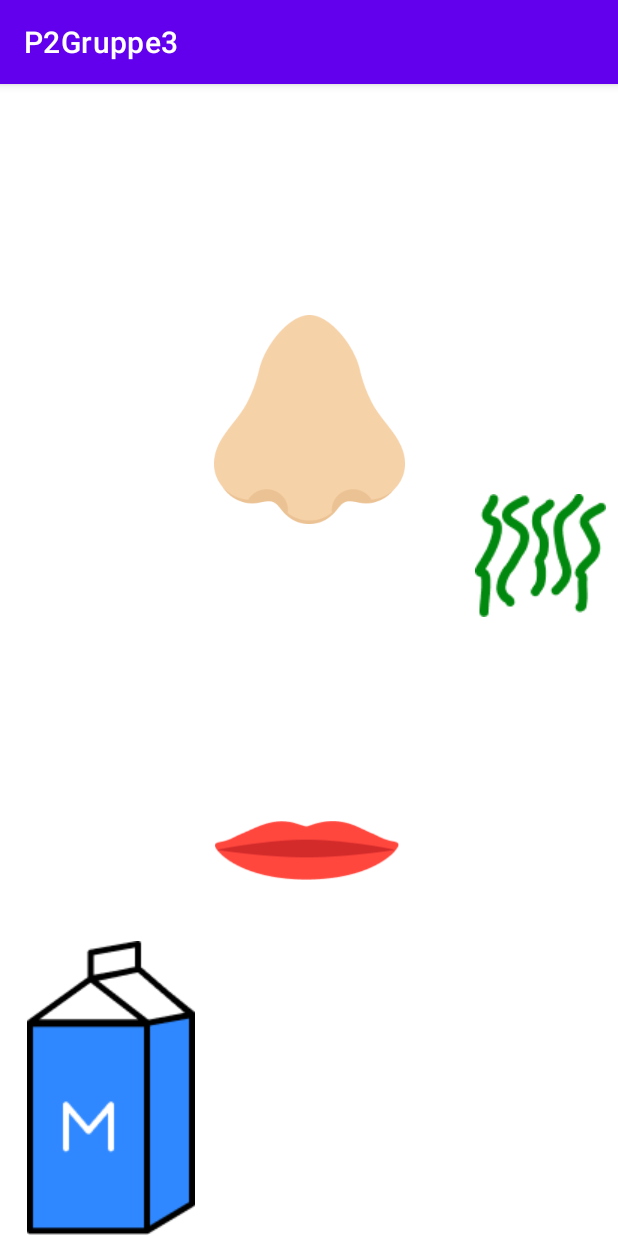
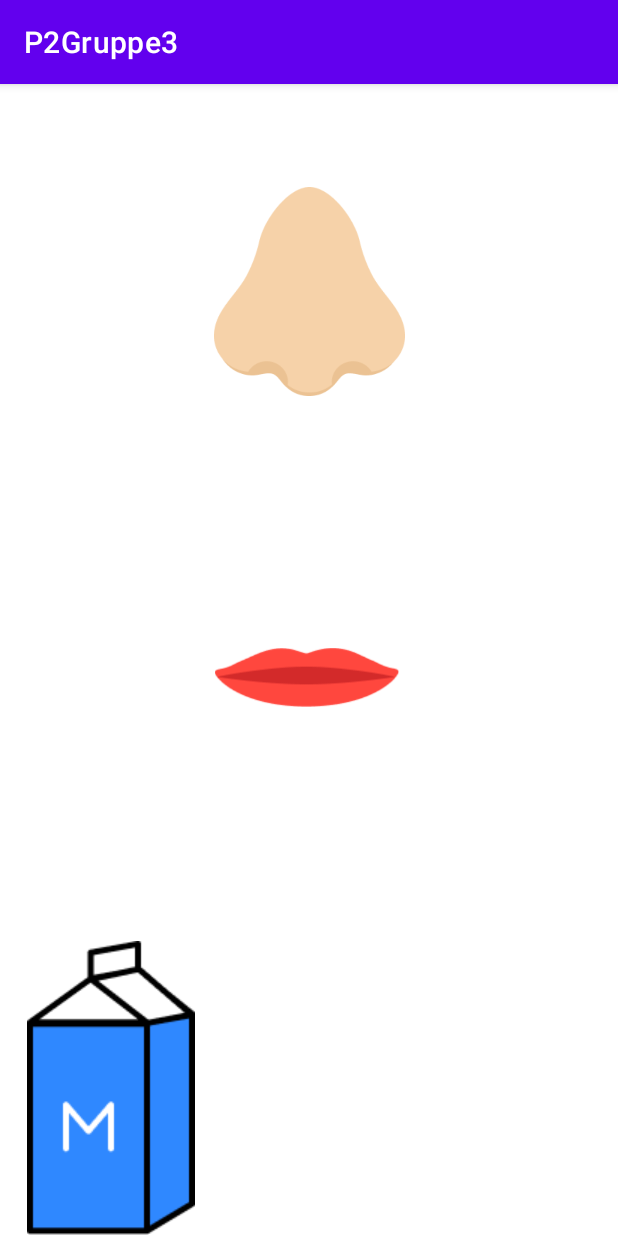
Before and after one commit to MishiMads/P2Gruppe3, an Android app: the MiniGame1 screen opened directly, with no data from a screen before it, on a phone screen of 412 x 824 dp. Run offline under Robolectric (Android 15) with nearby library versions, the phone set to English and light mode, and no system bars.

Commit message:
Minigame 1 redo

```diff
--- a/app/src/main/java/com/example/p2gruppe3/MainActivity.java
+++ b/app/src/main/java/com/example/p2gruppe3/MainActivity.java
@@ -30,7 +30,8 @@ public class MainActivity extends AppCompatActivity {
     private ImageButton Drag5;
 
     private float xDown = 0, yDown = 0;
-    private float xDelta = 0, yDelta = 0;
+
+
 
     private Button MG1;
 
--- a/app/src/main/java/com/example/p2gruppe3/MiniGame1.java
+++ b/app/src/main/java/com/example/p2gruppe3/MiniGame1.java
@@ -1,246 +1,268 @@
 package com.example.p2gruppe3;
 
+import androidx.appcompat.app.AlertDialog;
 import androidx.appcompat.app.AppCompatActivity;
 
+import android.annotation.SuppressLint;
+import android.content.Context;
+import android.content.DialogInterface;
+import android.content.Intent;
+import android.graphics.Rect;
 import android.media.Image;
 import android.os.Bundle;
+import android.view.MotionEvent;
 import android.view.View;
 import android.widget.Button;
 import android.widget.ImageButton;
 import android.widget.ImageView;
+import android.widget.Toast;
 
 public class MiniGame1 extends AppCompatActivity {
 
     private static ImageView goodMilk;
-    private static ImageView badMilk;
-private static ImageView neutralMouth;
-private static ImageView happyMouth;
-private static ImageView badMouth;
-private static ImageView bad;
-private static ImageView Stank;
-private static ImageView Stank2;
-private static ImageButton badMilkButton;
-private static ImageButton goodMilkButton;
-private static ImageButton badEggButton;
-private static ImageButton goodEggButton;
-private static ImageButton badMeatButton;
-private static ImageButton goodMeatButton;
+    private static ImageView neutralMouth;
+    private static ImageView happyMouth;
+    private static ImageView badMouth;
+    private static ImageView bad;
 
-private static Button nextButton;
-private int nextBtn = 0;
+    private static ImageButton goodMilkButton;
+    private static ImageButton badEggButton;
+    private static ImageButton goodEggButton;
+    private static ImageButton badMeatButton;
+    private static ImageButton goodMeatButton;
 
+    private ImageButton Trashcan;
+
+    private ImageButton MilkGlass;
+
+
+    private int nextBtn = 0;
+
+    private float xDown = 0, yDown = 0;
+
+    private ImageView Nose;
+
+    private ImageButton Bread;
+
+
+    @SuppressLint("MissingInflatedId")
     @Override
     protected void onCreate(Bundle savedInstanceState) {
         super.onCreate(savedInstanceState);
         setContentView(R.layout.activity_mini_game1);
 
-        goodMilk=(ImageView)findViewById(R.id.goodMilk);
-        goodMilkButtonClick();
+        goodMilk = (ImageView) findViewById(R.id.goodMilk);
+        //goodMilkButtonClick();
 
-        badMilk=(ImageView)findViewById(R.id.badMilk);
-        badMilkButtonClick();
 
-        bad=(ImageView)findViewById(R.id.bad);
+        bad = (ImageView) findViewById(R.id.bad);
         bad.setVisibility(View.INVISIBLE);
 
-        Stank=(ImageView)findViewById(R.id.Stank);
 
-        neutralMouth=(ImageView)findViewById(R.id.neutralMouth);
+        neutralMouth = (ImageView) findViewById(R.id.neutralMouth);
         neutralMouth.setVisibility(View.VISIBLE);
 
-        badMouth=(ImageView)findViewById(R.id.badMouth);
+        badMouth = (ImageView) findViewById(R.id.badMouth);
         badMouth.setVisibility(View.INVISIBLE);
 
-        happyMouth=(ImageView)findViewById(R.id.happyMouth);
+        happyMouth = (ImageView) findViewById(R.id.happyMouth);
         happyMouth.setVisibility(View.INVISIBLE);
 
-        nextButton=(Button)findViewById(R.id.nextButton);
-        nextButton.setVisibility(View.INVISIBLE);
-        nextButtonClick();
 
-        goodEggButton=(ImageButton)findViewById(R.id.goodEgg);
+        goodEggButton = (ImageButton) findViewById(R.id.goodEgg);
         goodEggButton.setVisibility(View.INVISIBLE);
-        goodEggButtonClick();
 
-        badEggButton=(ImageButton)findViewById(R.id.badEgg);
+
+        badEggButton = (ImageButton) findViewById(R.id.badEgg);
         badEggButton.setVisibility(View.INVISIBLE);
-        badEggButtonClick();
 
-        Stank2=(ImageView)findViewById(R.id.Stank2);
-        Stank2.setVisibility(View.INVISIBLE);
 
-        goodMeatButton=(ImageButton)findViewById(R.id.goodMeat);
+
+        goodMeatButton = (ImageButton) findViewById(R.id.goodMeat);
         goodMeatButton.setVisibility(View.INVISIBLE);
-        goodMeatButtonClick();
 
-        badMeatButton=(ImageButton)findViewById(R.id.badMeat);
+
+        badMeatButton = (ImageButton) findViewById(R.id.badMeat);
         badMeatButton.setVisibility(View.INVISIBLE);
-        badMeatButtonClick();
+
+
+        Nose = (ImageView) findViewById(R.id.goodNose);
+
+        Trashcan = (ImageButton) findViewById(R.id.Trash);
+        Trashcan.setVisibility(View.INVISIBLE);
+
+        MilkGlass = (ImageButton) findViewById(R.id.GlassMilk);
+        MilkGlass.setVisibility(View.INVISIBLE);
+
+        Bread = (ImageButton) findViewById(R.id.Toast);
+        Bread.setVisibility(View.INVISIBLE);
+
+        goodMilk.setOnTouchListener(new View.OnTouchListener() {
+            @Override
+            public boolean onTouch(View v, MotionEvent motionevent) {
+                switch (motionevent.getActionMasked()) {
+                    case MotionEvent.ACTION_DOWN:
+                        yDown = motionevent.getY();
+                        xDown = motionevent.getX();
+                        break;
+                    case MotionEvent.ACTION_MOVE:
+                        float xMoved, yMoved;
+                        xMoved = motionevent.getX();
+                        yMoved = motionevent.getY();
+
+                        float distanceX, distanceY;
+                        distanceX = xMoved - xDown;
+                        distanceY = yMoved - yDown;
+
+                        goodMilk.setX(goodMilk.getX() + distanceX);
+                        goodMilk.setY(goodMilk.getY() + distanceY);
+
+                        MilkColDetect();
+
+                }
+                return false;
+            }
+        });
+
+        goodEggButton.setOnTouchListener(new View.OnTouchListener() {
+            @Override
+            public boolean onTouch(View v, MotionEvent motionevent) {
+                switch (motionevent.getActionMasked()) {
+                    case MotionEvent.ACTION_DOWN:
+                        yDown = motionevent.getY();
+                        xDown = motionevent.getX();
+                        break;
+                    case MotionEvent.ACTION_MOVE:
+                        float xMoved, yMoved;
+                        xMoved = motionevent.getX();
+                        yMoved = motionevent.getY();
+
+                        float distanceX, distanceY;
+                        distanceX = xMoved - xDown;
+                        distanceY = yMoved - yDown;
+
+                        goodEggButton.setX(goodEggButton.getX() + distanceX);
+                        goodEggButton.setY(goodEggButton.getY() + distanceY);
+
+                        EggColDetect();
+
+                }
+                return false;
+            }
+        });
     }
 
-    public void badMilkButtonClick() {
+    private boolean MilkCollision() {
+        Rect stillRect = new Rect();
+        Nose.getHitRect(stillRect);
 
-        badMilkButton = (ImageButton) findViewById(R.id.badMilk);
+        Rect movingRect = new Rect();
+        goodMilk.getHitRect(movingRect);
 
-        badMilkButton.setOnClickListener(
-                new View.OnClickListener() {
-                    @Override
-                    public void onClick(View view) {
-                        bad.setVisibility(View.VISIBLE);
-                        neutralMouth.setVisibility(View.INVISIBLE);
-                        happyMouth.setVisibility(View.INVISIBLE);
-                        badMouth.setVisibility(View.VISIBLE);
-                        nextButton.setVisibility(View.INVISIBLE);
-                    }
-                }
-        );
-    }
-    public void goodMilkButtonClick() {
-
-            goodMilkButton = (ImageButton) findViewById(R.id.goodMilk);
-
-            goodMilkButton.setOnClickListener(
-                    new View.OnClickListener() {
-                        @Override
-                        public void onClick(View view) {
-                            MainActivity.PlantPoints+=3;
-                            bad.setVisibility(View.INVISIBLE);
-                            badMouth.setVisibility(View.INVISIBLE);
-                            neutralMouth.setVisibility(View.INVISIBLE);
-                            happyMouth.setVisibility(View.VISIBLE);
-                            nextButton.setVisibility(View.VISIBLE);
-                            badMilkButton.setVisibility(View.INVISIBLE);
-                            Stank.setVisibility(View.INVISIBLE);
-
-                        }
-                    }
-            );
+        return movingRect.intersect(stillRect);
     }
 
-    public void badEggButtonClick() {
+    private boolean MilkColDetect() {
 
-        badEggButton = (ImageButton) findViewById(R.id.badEgg);
+        if (MilkCollision()) {
+            BadNose();
+            Trashcan.setVisibility(View.VISIBLE);
+            MilkGlass.setVisibility(View.VISIBLE);
+            Trashcan.setOnClickListener(new View.OnClickListener() {
+                @Override
+                public void onClick(View v) {
+                    MainActivity.PlantPoints += 3;
+                    goodMilk.setVisibility(View.GONE);
+                    Eggside();
+                }
+            });
+            MilkGlass.setOnClickListener(new View.OnClickListener() {
+                @Override
+                public void onClick(View v) {
+                    AlertDialog.Builder builder = new AlertDialog.Builder(MiniGame1.this);
 
-        badEggButton.setOnClickListener(
-                new View.OnClickListener() {
-                    @Override
-                    public void onClick(View view) {
+                    builder.setCancelable(true);
+                    builder.setTitle("Wrong");
+                    builder.setMessage("You shouldn´t drink milk if it smells weird");
 
-                        bad.setVisibility(View.VISIBLE);
-                        neutralMouth.setVisibility(View.INVISIBLE);
-                        happyMouth.setVisibility(View.INVISIBLE);
-                        badMouth.setVisibility(View.VISIBLE);
-                        nextButton.setVisibility(View.INVISIBLE);
-                    }
+                    builder.setNegativeButton("try again", new DialogInterface.OnClickListener() {
+                        @Override
+                        public void onClick(DialogInterface dialogInterface, int i) {
+                            dialogInterface.cancel();
+                        }
+                    });
+                    builder.setPositiveButton("Go to catalog", new DialogInterface.OnClickListener() {
+                        @Override
+                        public void onClick(DialogInterface dialog, int which) {
+                            OpenCatalog();
+                        }
+                    });
+
+                    builder.show();
                 }
-        );
+            });
+        } else {
+            NeutralNose();
+            Trashcan.setVisibility(View.INVISIBLE);
+            MilkGlass.setVisibility(View.INVISIBLE);
+        }
+
+        return MilkCollision();
     }
 
-    public void goodEggButtonClick() {
+    private boolean EggCollision() {
+        Rect stillRect = new Rect();
+        Nose.getHitRect(stillRect);
 
-        goodEggButton = (ImageButton) findViewById(R.id.goodEgg);
+        Rect movingRect = new Rect();
+        goodEggButton.getHitRect(movingRect);
 
-        goodEggButton.setOnClickListener(
-                new View.OnClickListener() {
-                    @Override
-                    public void onClick(View view) {
-                        MainActivity.PlantPoints+=3;
-                        bad.setVisibility(View.INVISIBLE);
-                        neutralMouth.setVisibility(View.INVISIBLE);
-                        happyMouth.setVisibility(View.VISIBLE);
-                        badMouth.setVisibility(View.INVISIBLE);
-                        nextButton.setVisibility(View.VISIBLE);
-                        badEggButton.setVisibility(View.INVISIBLE);
-                        Stank2.setVisibility(View.INVISIBLE);
-                    }
-                }
-        );
+        return stillRect.intersect(movingRect);
     }
 
-    public void badMeatButtonClick() {
-
-        badMeatButton = (ImageButton) findViewById(R.id.badMeat);
-
-        badMeatButton.setOnClickListener(
-                new View.OnClickListener() {
-                    @Override
-                    public void onClick(View view) {
-
-                        bad.setVisibility(View.VISIBLE);
-                        neutralMouth.setVisibility(View.INVISIBLE);
-                        happyMouth.setVisibility(View.INVISIBLE);
-                        badMouth.setVisibility(View.VISIBLE);
-                        nextButton.setVisibility(View.INVISIBLE);
-                    }
-                }
-        );
+    private boolean EggColDetect() {
+        if (EggCollision()) {
+            GoodNose();
+            Trashcan.setVisibility(View.VISIBLE);
+            Bread.setVisibility(View.VISIBLE);
+        } else {
+            NeutralNose();
+        }
+        return EggCollision();
     }
 
-    public void goodMeatButtonClick() {
-
-        goodMeatButton = (ImageButton) findViewById(R.id.goodMeat);
-
-        goodMeatButton.setOnClickListener(
-                new View.OnClickListener() {
-                    @Override
-                    public void onClick(View view) {
-                        MainActivity.PlantPoints+= 3;
-                        bad.setVisibility(View.INVISIBLE);
-                        neutralMouth.setVisibility(View.INVISIBLE);
-                        happyMouth.setVisibility(View.VISIBLE);
-                        badMouth.setVisibility(View.INVISIBLE);
-                        nextButton.setVisibility(View.VISIBLE);
-                        badMeatButton.setVisibility(View.INVISIBLE);
-                        Stank2.setVisibility(View.INVISIBLE);
-                    }
-                }
-        );
+    public void OpenCatalog() {
+        Intent intent = new Intent(this, Catalog.class);
+        startActivity(intent);
     }
 
-    public void nextButtonClick() {
-        nextButton = (Button) findViewById(R.id.nextButton);
-        nextButton.setOnClickListener(
-                new View.OnClickListener() {
-                    @Override
-                    public void onClick(View view) {
+    public void BadNose() {
+        bad.setVisibility(View.VISIBLE);
+        badMouth.setVisibility(View.VISIBLE);
+        neutralMouth.setVisibility(View.INVISIBLE);
+        happyMouth.setVisibility(View.INVISIBLE);
+    }
 
-                        nextBtn++;
+    public void GoodNose() {
+        bad.setVisibility(View.INVISIBLE);
+        badMouth.setVisibility(View.INVISIBLE);
+        neutralMouth.setVisibility(View.INVISIBLE);
+        happyMouth.setVisibility(View.VISIBLE);
+    }
 
-                        if(nextBtn == 1) {
-                            neutralMouth.setVisibility(View.VISIBLE);
-                            bad.setVisibility(View.INVISIBLE);
-                            happyMouth.setVisibility(View.INVISIBLE);
-                            goodMilk.setVisibility(View.INVISIBLE);
-                            badMilk.setVisibility(View.INVISIBLE);
-                            nextButton.setVisibility(View.INVISIBLE);
-                            badEggButton.setVisibility(View.VISIBLE);
-                            goodEggButton.setVisibility(View.VISIBLE);
-                            Stank2.setVisibility(View.VISIBLE);
-                            Stank.setVisibility(View.INVISIBLE);
-                        }
+    public void NeutralNose() {
+        bad.setVisibility(View.INVISIBLE);
+        badMouth.setVisibility(View.INVISIBLE);
+        neutralMouth.setVisibility(View.VISIBLE);
+        happyMouth.setVisibility(View.INVISIBLE);
+    }
 
-                        if(nextBtn == 2) {
-                            neutralMouth.setVisibility(View.VISIBLE);
-                            bad.setVisibility(View.INVISIBLE);
-                            happyMouth.setVisibility(View.INVISIBLE);
-                            Stank.setVisibility(View.INVISIBLE);
-                            nextButton.setVisibility(View.INVISIBLE);
-                            badEggButton.setVisibility(View.INVISIBLE);
-                            goodEggButton.setVisibility(View.INVISIBLE);
-                            goodMeatButton.setVisibility(View.VISIBLE);
-                            badMeatButton.setVisibility(View.VISIBLE);
-                            Stank2.setVisibility(View.VISIBLE);
-                        }
+    public void Eggside() {
+        MilkGlass.setVisibility(View.INVISIBLE);
+        Trashcan.setVisibility(View.INVISIBLE);
+        goodMilk.setVisibility(View.INVISIBLE);
+        goodEggButton.setVisibility(View.VISIBLE);
+    }
 
-                        if(nextBtn == 3) {
-                            neutralMouth.setVisibility(View.INVISIBLE);
-                            bad.setVisibility(View.INVISIBLE);
-                            happyMouth.setVisibility(View.VISIBLE);
-                            Stank.setVisibility(View.INVISIBLE);
-                            nextButton.setVisibility(View.INVISIBLE);
-                        }
-                    }
-                }
-        );
-    }
+
 }
--- a/app/src/main/res/layout/activity_mini_game1.xml
+++ b/app/src/main/res/layout/activity_mini_game1.xml
@@ -7,16 +7,20 @@
     android:layout_height="match_parent"
     tools:context=".MiniGame1">
 
-    <ImageView
-        android:id="@+id/goodNose"
-        android:layout_width="127dp"
-        android:layout_height="150dp"
+    <ImageButton
+        android:id="@+id/Toast"
+        android:layout_width="106dp"
+        android:layout_height="116dp"
+        android:background="@null"
+        android:src="@drawable/toast"
         app:layout_constraintBottom_toBottomOf="parent"
         app:layout_constraintEnd_toEndOf="parent"
+        app:layout_constraintHorizontal_bias="0.932"
         app:layout_constraintStart_toStartOf="parent"
         app:layout_constraintTop_toTopOf="parent"
-        app:layout_constraintVertical_bias="0.241"
-        app:srcCompat="@drawable/good_nose" />
+        app:layout_constraintVertical_bias="0.945"
+        tools:visibility="invisible" />
+
 
     <ImageButton
         android:id="@+id/goodMilk"
@@ -29,18 +33,16 @@
         app:srcCompat="@drawable/milk"
         tools:visibility="invisible" />
 
-    <ImageButton
-        android:id="@+id/badMilk"
-        android:layout_width="139dp"
-        android:layout_height="197dp"
-        android:layout_marginStart="552dp"
-        android:backgroundTint="#FFFFFFFF"
+    <ImageView
+        android:id="@+id/goodNose"
+        android:layout_width="127dp"
+        android:layout_height="150dp"
         app:layout_constraintBottom_toBottomOf="parent"
+        app:layout_constraintEnd_toEndOf="parent"
         app:layout_constraintStart_toStartOf="parent"
         app:layout_constraintTop_toTopOf="parent"
-        app:layout_constraintVertical_bias="1.0"
-        app:srcCompat="@drawable/milk"
-        tools:visibility="invisible" />
+        app:layout_constraintVertical_bias="0.103"
+        app:srcCompat="@drawable/good_nose" />
 
     <ImageView
         android:id="@+id/bad"
@@ -51,21 +53,8 @@
         app:layout_constraintHorizontal_bias="0.581"
         app:layout_constraintStart_toStartOf="parent"
         app:layout_constraintTop_toTopOf="parent"
-        app:layout_constraintVertical_bias="0.193"
+        app:layout_constraintVertical_bias="0.082"
         app:srcCompat="@drawable/bad"
-        tools:visibility="invisible" />
-
-    <ImageView
-        android:id="@+id/Stank"
-        android:layout_width="wrap_content"
-        android:layout_height="wrap_content"
-        app:layout_constraintBottom_toBottomOf="@+id/badMilk"
-        app:layout_constraintEnd_toEndOf="parent"
-        app:layout_constraintHorizontal_bias="0.975"
-        app:layout_constraintStart_toStartOf="parent"
-        app:layout_constraintTop_toTopOf="parent"
-        app:layout_constraintVertical_bias="0.398"
-        app:srcCompat="@drawable/stank"
         tools:visibility="invisible" />
 
     <ImageView
@@ -77,7 +66,7 @@
         app:layout_constraintHorizontal_bias="0.496"
         app:layout_constraintStart_toStartOf="parent"
         app:layout_constraintTop_toTopOf="parent"
-        app:layout_constraintVertical_bias="0.674"
+        app:layout_constraintVertical_bias="0.516"
         app:srcCompat="@drawable/neutral_mouth"
         tools:visibility="visible" />
 
@@ -90,7 +79,7 @@
         app:layout_constraintHorizontal_bias="0.499"
         app:layout_constraintStart_toStartOf="parent"
         app:layout_constraintTop_toTopOf="parent"
-        app:layout_constraintVertical_bias="0.689"
+        app:layout_constraintVertical_bias="0.536"
         app:srcCompat="@drawable/bad_mouth"
         tools:visibility="invisible" />
 
@@ -102,27 +91,14 @@
         app:layout_constraintEnd_toEndOf="parent"
         app:layout_constraintStart_toStartOf="parent"
         app:layout_constraintTop_toTopOf="parent"
-        app:layout_constraintVertical_bias="0.668"
+        app:layout_constraintVertical_bias="0.526"
         app:srcCompat="@drawable/happy_mouth"
-        tools:visibility="invisible" />
-
-    <Button
-        android:id="@+id/nextButton"
-        android:layout_width="wrap_content"
-        android:layout_height="wrap_content"
-        android:text="Next"
-        app:layout_constraintBottom_toBottomOf="parent"
-        app:layout_constraintEnd_toEndOf="parent"
-        app:layout_constraintHorizontal_bias="0.499"
-        app:layout_constraintStart_toStartOf="parent"
-        app:layout_constraintTop_toTopOf="parent"
-        app:layout_constraintVertical_bias="0.955"
         tools:visibility="invisible" />
 
     <ImageButton
         android:id="@+id/goodEgg"
-        android:layout_width="wrap_content"
-        android:layout_height="wrap_content"
+        android:layout_width="147dp"
+        android:layout_height="143dp"
         android:backgroundTint="#FFFFFF"
         app:layout_constraintBottom_toBottomOf="parent"
         app:layout_constraintEnd_toEndOf="parent"
@@ -158,7 +134,9 @@
         app:layout_constraintStart_toStartOf="parent"
         app:layout_constraintTop_toTopOf="parent"
         app:layout_constraintVertical_bias="0.955"
-        app:srcCompat="@drawable/badmeat" />
+        app:srcCompat="@drawable/badmeat"
+        tools:visibility="invisible" />
+
 
     <ImageButton
         android:id="@+id/goodMeat"
@@ -171,19 +149,35 @@
         app:layout_constraintStart_toStartOf="parent"
         app:layout_constraintTop_toTopOf="parent"
         app:layout_constraintVertical_bias="0.955"
-        app:srcCompat="@drawable/goodmeat" />
+        app:srcCompat="@drawable/goodmeat"
+        tools:visibility="invisible" />
 
-    <ImageView
-        android:id="@+id/Stank2"
+    <ImageButton
+        android:id="@+id/Trash"
+        android:layout_width="124dp"
+        android:layout_height="119dp"
+        android:background="@null"
+        app:layout_constraintBottom_toBottomOf="parent"
+        app:layout_constraintEnd_toEndOf="parent"
+        app:layout_constraintHorizontal_bias="0.047"
+        app:layout_constraintStart_toStartOf="parent"
+        app:layout_constraintTop_toTopOf="parent"
+        app:layout_constraintVertical_bias="0.962"
+        app:srcCompat="@drawable/flat_color_icons_full_trash"
+        tools:visibility="invisible"/>
+
+    <ImageButton
+        android:id="@+id/GlassMilk"
         android:layout_width="wrap_content"
         android:layout_height="wrap_content"
-        app:layout_constraintBottom_toBottomOf="@+id/badMilk"
+        android:background="@null"
+        app:layout_constraintBottom_toBottomOf="parent"
         app:layout_constraintEnd_toEndOf="parent"
-        app:layout_constraintHorizontal_bias="0.905"
+        app:layout_constraintHorizontal_bias="0.932"
         app:layout_constraintStart_toStartOf="parent"
         app:layout_constraintTop_toTopOf="parent"
-        app:layout_constraintVertical_bias="0.513"
-        app:srcCompat="@drawable/stank"
+        app:layout_constraintVertical_bias="0.947"
+        app:srcCompat="@drawable/fluent_emoji_flat_glass_of_milk"
         tools:visibility="invisible" />
 
 
```
Also changed, not shown: app/src/main/res/drawable/flat_color_icons_full_trash.png (added), app/src/main/res/drawable/fluent_emoji_flat_glass_of_milk.png (added), app/src/main/res/drawable/toast.png, app/src/main/res/drawable/vector.png (added).
